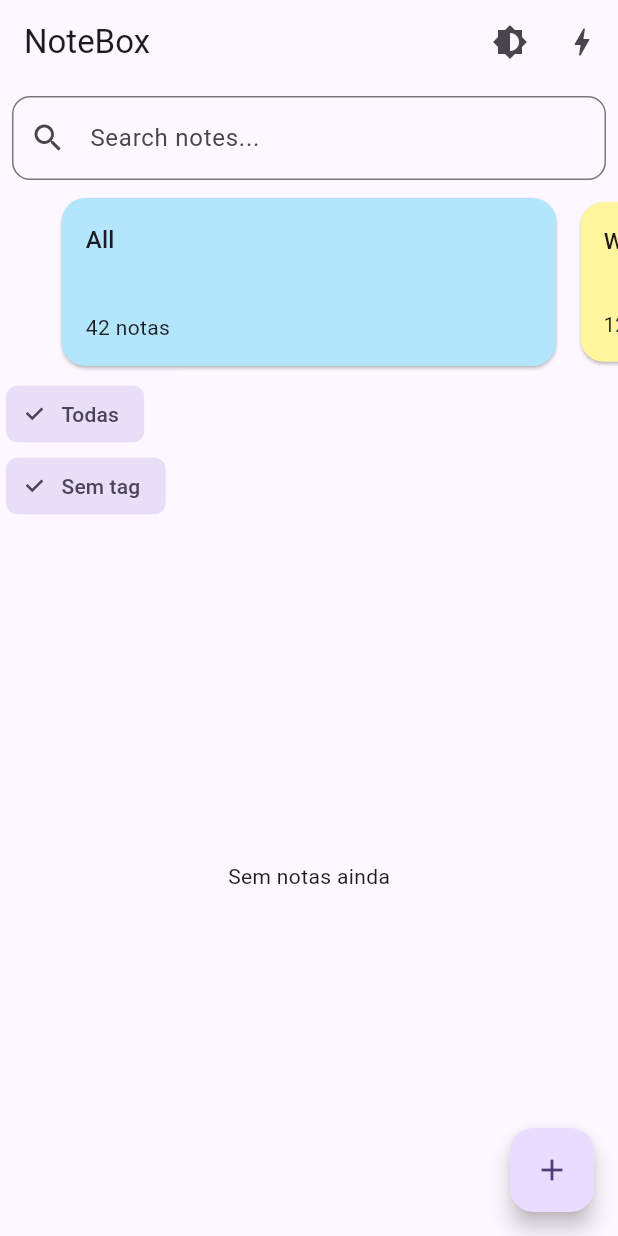
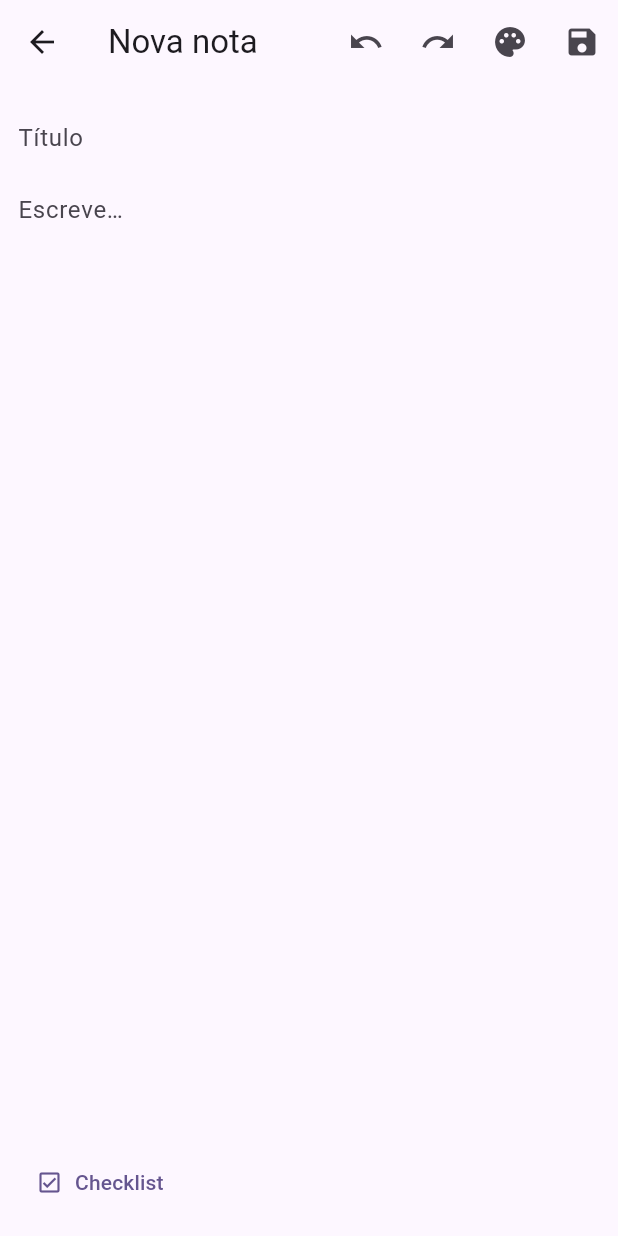
Before and after one commit to TiagoNeves00/tiago-notebox, a Flutter app: the screen it shows after launch, after a tap on the "add" icon, on a phone screen of 412 x 824 dp. Run offline on Flutter 3.47's test engine with Material 3 defaults, Android fonts, the light colour scheme and no system bars; drawn by our look-alikes of dynamic_color; our stand-ins replace drift, flutter_riverpod, go_router; accounts and stored records are empty; generated files the repository leaves out were written again.

Commit message:
Note Editor
Added note editor with undo/redo, color picker, checklist toggle and revisions snapshot

```diff
--- a/lib/app.dart
+++ b/lib/app/app.dart
@@ -1,7 +1,7 @@
 import 'package:dynamic_color/dynamic_color.dart';
 import 'package:flutter/material.dart';
 import 'package:flutter_riverpod/flutter_riverpod.dart';
-import 'package:notebox/features/home/home_page.dart';
+import 'package:notebox/app/router.dart';
 import 'package:notebox/theme/app_colors.dart';
 import 'package:notebox/theme/theme_mode.dart';
 
@@ -29,12 +29,10 @@
             ),
         extensions: const [AppColors.dark],
       );
-      return MaterialApp(
+      return MaterialApp.router(
         title: 'NoteBox',
-        theme: light,
-        darkTheme: dark,
-        themeMode: mode,
-        home: const HomePage(),
+        theme: light, darkTheme: dark, themeMode: mode,
+        routerConfig: appRouter,
       );
     });
   }
--- /dev/null
+++ b/lib/app/router.dart
@@ -0,0 +1,12 @@
+import 'package:go_router/go_router.dart';
+import 'package:notebox/features/editor/note_editor_page.dart';
+import 'package:notebox/features/home/home_page.dart';
+
+final appRouter = GoRouter(
+  routes: [
+    GoRoute(path: '/', builder: (_, __) => const HomePage()),
+    GoRoute(path: '/edit', builder: (_, __) => const NoteEditorPage()),
+    GoRoute(path: '/edit/:id', builder: (c, s) =>
+      NoteEditorPage(noteId: int.parse(s.pathParameters['id']!))),
+  ],
+);
--- a/lib/dev/dev_seed.dart
+++ b/lib/dev/dev_seed.dart
@@ -40,8 +40,12 @@
   final n3 = await db.into(db.notes).insert(NotesCompanion.insert(title: 'Resumo artigo', body: 'Notas de estudo...', folderId: Value(estudosId)));
   final n4 = await db.into(db.notes).insert(NotesCompanion.insert(title: 'Ideias app', body: 'Widgets, grelha, busca', folderId: Value(workId)));
   final n5 = await db.into(db.notes).insert(NotesCompanion.insert(title: 'Treino', body: 'Push/Pull/Legs', folderId: Value(pessoalId), isFavorite: const Value(true)));
+  final n6 = await db.into(db.notes).insert(NotesCompanion.insert(title: 'Viagem', body: 'Reservar hotel, voo, carro', folderId: Value(pessoalId)));
 
   await db.into(db.noteTags).insert(NoteTagsCompanion.insert(noteId: n1, tagId: urgenteId));
+  await db.into(db.noteTags).insert(NoteTagsCompanion.insert(noteId: n2, tagId: urgenteId));
   await db.into(db.noteTags).insert(NoteTagsCompanion.insert(noteId: n3, tagId: ideiaId));
   await db.into(db.noteTags).insert(NoteTagsCompanion.insert(noteId: n4, tagId: ideiaId));
+  await db.into(db.noteTags).insert(NoteTagsCompanion.insert(noteId: n5, tagId: urgenteId));
+  await db.into(db.noteTags).insert(NoteTagsCompanion.insert(noteId: n6, tagId: urgenteId));
 }
--- /dev/null
+++ b/lib/features/editor/note_editor_page.dart
@@ -0,0 +1,74 @@
+import 'package:flutter/material.dart';
+import 'package:flutter_riverpod/flutter_riverpod.dart';
+import 'package:notebox/data/repos/notes_repo.dart';
+import 'package:notebox/data/repos/revisions_repo.dart';
+import 'package:notebox/features/editor/editor_ctrl.dart';
+
+class NoteEditorPage extends ConsumerStatefulWidget {
+  final int? noteId; const NoteEditorPage({super.key, this.noteId});
+  @override ConsumerState<NoteEditorPage> createState()=>_S();
+}
+class _S extends ConsumerState<NoteEditorPage>{
+  final _title=TextEditingController(), _body=TextEditingController();
+  @override void initState(){ super.initState();
+    // load existente no futuro; por agora fica vazio
+  }
+  @override Widget build(BuildContext c){
+    final st=ref.watch(editorProvider); final ctrl=ref.read(editorProvider.notifier);
+    _title.value=_title.value.copyWith(text: st.title, selection: _title.selection);
+    _body.value=_body.value.copyWith(text: st.body, selection: _body.selection);
+    return Scaffold(
+      appBar: AppBar(
+        title: Text(widget.noteId==null?'Nova nota':'Editar nota'),
+        actions: [
+          IconButton(icon: const Icon(Icons.undo), onPressed: ctrl.undo),
+          IconButton(icon: const Icon(Icons.redo), onPressed: ctrl.redo),
+          IconButton(icon: const Icon(Icons.palette), onPressed: ()=>_pickColor(c, ctrl)),
+          IconButton(icon: const Icon(Icons.save), onPressed: () async {
+            final id=await ref.read(notesRepoProvider).upsert(
+              id: widget.noteId, title: st.title, body: st.body, color: st.color);
+            await ref.read(revisionsRepoProvider).add(id, ctrl.snapshotJson());
+            if (mounted) Navigator.pop(c);
+          }),
+        ],
+      ),
+      body: Padding(
+        padding: const EdgeInsets.all(12),
+        child: Column(children:[
+          TextField(
+            controller:_title, decoration: const InputDecoration(hintText:'Título', border: InputBorder.none),
+            onChanged:(v)=>ctrl.set(title:v)),
+          Expanded(child: TextField(
+            controller:_body, maxLines:null, decoration: const InputDecoration(hintText:'Escreve…', border: InputBorder.none),
+            onChanged:(v)=>ctrl.set(body:v))),
+          Row(children:[
+            TextButton.icon(icon: const Icon(Icons.check_box_outlined), label: const Text('Checklist'),
+              onPressed: ()=>_toggleChecklist(ctrl)),
+          ]),
+        ]),
+      ),
+      backgroundColor: st.color!=null? Color(st.color!): null,
+    );
+  }
+  void _toggleChecklist(EditorCtrl ctrl){
+    final t=ref.read(editorProvider).body;
+    final lines=t.split('\n');
+    if(lines.isEmpty){ ctrl.set(body: '- [ ] '); return; }
+    final i=lines.length-1; final L=lines[i];
+    final toggled = L.startsWith('- [ ] ')
+      ? '- [x] ${L.substring(6)}'
+      : L.startsWith('- [x] ')
+        ? '- [ ] ${L.substring(6)}'
+        : '- [ ] $L';
+    lines[i]=toggled; ctrl.set(body: lines.join('\n'));
+  }
+  void _pickColor(BuildContext c, EditorCtrl ctrl){
+    final colors=[0xFFFFF59D,0xFFC8E6C9,0xFFB3E5FC,0xFFD1C4E9,0xFFFFCCBC,0xFFFFFDE7];
+    showModalBottomSheet<void>(context:c, builder:(_)=>GridView.count(
+      crossAxisCount:6, padding: const EdgeInsets.all(12),
+      children: colors.map((v)=>InkWell(
+        onTap:(){ ctrl.set(color:v); Navigator.pop(c); },
+        child: Card(color: Color(v)))).toList(),
+    ));
+  }
+}
--- a/lib/features/home/home_page.dart
+++ b/lib/features/home/home_page.dart
@@ -1,5 +1,6 @@
 import 'package:flutter/material.dart';
 import 'package:flutter_riverpod/flutter_riverpod.dart';
+import 'package:go_router/go_router.dart';
 import 'package:notebox/data/local/db.dart';
 import 'package:notebox/data/repos/folders_repo.dart';
 import 'package:notebox/data/repos/tags_repo.dart';
@@ -88,8 +89,11 @@
         ],
       ),
       floatingActionButton: FloatingActionButton(
-        onPressed: () {},
+        onPressed: () => context.push('/edit'),
         child: const Icon(Icons.add),
+        shape: RoundedRectangleBorder(
+          borderRadius: BorderRadius.circular(32),
+        ),
       ),
     );
   }
--- a/lib/main.dart
+++ b/lib/main.dart
@@ -1,5 +1,5 @@
 import 'package:flutter/material.dart';
 import 'package:flutter_riverpod/flutter_riverpod.dart';
-import 'package:notebox/app.dart';
+import 'package:notebox/app/app.dart';
 
 void main() => runApp(const ProviderScope(child: NoteBoxApp()));
```
Also changed, not shown: lib/data/repos/notes_repo.dart (+11 -0 lines), lib/data/repos/revisions_repo.dart (added, +10 -0 lines), lib/features/editor/editor_ctrl.dart (added, +38 -0 lines).
